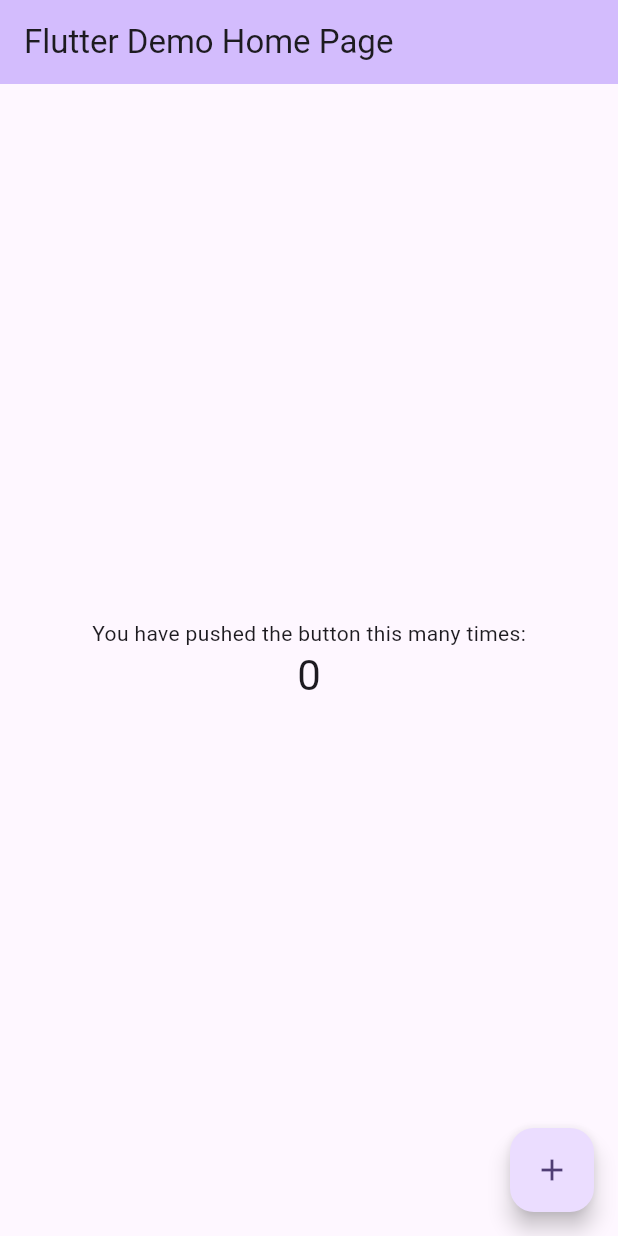
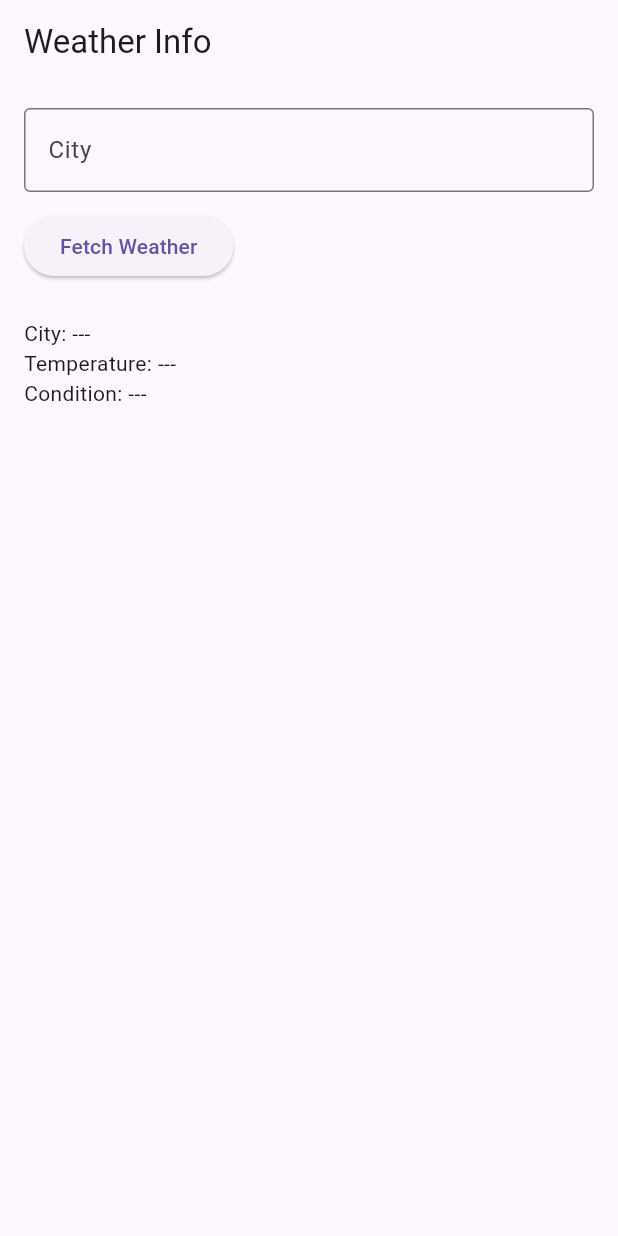
Before and after one commit to harshprogramming/weather_info_app, a Flutter app: the screen it shows after launch, on a phone screen of 412 x 824 dp. Run offline on Flutter 3.47's test engine with Material 3 defaults, Android fonts, the phone set to English and light mode, and no system bars.

Commit message:
Basic UI with input field and button

```diff
--- a/lib/main.dart
+++ b/lib/main.dart
@@ -1,122 +1,71 @@
 import 'package:flutter/material.dart';
 
-void main() {
-  runApp(const MyApp());
-}
+void main() => runApp(const WeatherInfoApp());
 
-class MyApp extends StatelessWidget {
-  const MyApp({super.key});
+class WeatherInfoApp extends StatelessWidget {
+  const WeatherInfoApp({super.key});
 
-  // This widget is the root of your application.
   @override
   Widget build(BuildContext context) {
     return MaterialApp(
-      title: 'Flutter Demo',
-      theme: ThemeData(
-        // This is the theme of your application.
-        //
-        // TRY THIS: Try running your application with "flutter run". You'll see
-        // the application has a purple toolbar. Then, without quitting the app,
-        // try changing the seedColor in the colorScheme below to Colors.green
-        // and then invoke "hot reload" (save your changes or press the "hot
-        // reload" button in a Flutter-supported IDE, or press "r" if you used
-        // the command line to start the app).
-        //
-        // Notice that the counter didn't reset back to zero; the application
-        // state is not lost during the reload. To reset the state, use hot
-        // restart instead.
-        //
-        // This works for code too, not just values: Most code changes can be
-        // tested with just a hot reload.
-        colorScheme: ColorScheme.fromSeed(seedColor: Colors.deepPurple),
-      ),
-      home: const MyHomePage(title: 'Flutter Demo Home Page'),
+      title: 'Simple Weather App',
+      debugShowCheckedModeBanner: false,
+      home: const WeatherHome(),
     );
   }
 }
 
-class MyHomePage extends StatefulWidget {
-  const MyHomePage({super.key, required this.title});
-
-  // This widget is the home page of your application. It is stateful, meaning
-  // that it has a State object (defined below) that contains fields that affect
-  // how it looks.
-
-  // This class is the configuration for the state. It holds the values (in this
-  // case the title) provided by the parent (in this case the App widget) and
-  // used by the build method of the State. Fields in a Widget subclass are
-  // always marked "final".
-
-  final String title;
+class WeatherHome extends StatefulWidget {
+  const WeatherHome({super.key});
 
   @override
-  State<MyHomePage> createState() => _MyHomePageState();
+  State<WeatherHome> createState() => _WeatherHomeState();
 }
 
-class _MyHomePageState extends State<MyHomePage> {
-  int _counter = 0;
+class _WeatherHomeState extends State<WeatherHome> {
+  final TextEditingController _cityCtrl = TextEditingController();
 
-  void _incrementCounter() {
+  String city = "---";
+  String temperature = "---";
+  String condition = "---";
+
+  void _fetchWeather() {
     setState(() {
-      // This call to setState tells the Flutter framework that something has
-      // changed in this State, which causes it to rerun the build method below
-      // so that the display can reflect the updated values. If we changed
-      // _counter without calling setState(), then the build method would not be
-      // called again, and so nothing would appear to happen.
-      _counter++;
+      city = _cityCtrl.text;
+      temperature = "Temperature Placeholder";
+      condition = "Condition Placeholder";
     });
   }
 
   @override
   Widget build(BuildContext context) {
-    // This method is rerun every time setState is called, for instance as done
-    // by the _incrementCounter method above.
-    //
-    // The Flutter framework has been optimized to make rerunning build methods
-    // fast, so that you can just rebuild anything that needs updating rather
-    // than having to individually change instances of widgets.
     return Scaffold(
-      appBar: AppBar(
-        // TRY THIS: Try changing the color here to a specific color (to
-        // Colors.amber, perhaps?) and trigger a hot reload to see the AppBar
-        // change color while the other colors stay the same.
-        backgroundColor: Theme.of(context).colorScheme.inversePrimary,
-        // Here we take the value from the MyHomePage object that was created by
-        // the App.build method, and use it to set our appbar title.
-        title: Text(widget.title),
-      ),
-      body: Center(
-        // Center is a layout widget. It takes a single child and positions it
-        // in the middle of the parent.
+      appBar: AppBar(title: const Text("Weather Info")),
+      body: Padding(
+        padding: const EdgeInsets.all(16),
         child: Column(
-          // Column is also a layout widget. It takes a list of children and
-          // arranges them vertically. By default, it sizes itself to fit its
-          // children horizontally, and tries to be as tall as its parent.
-          //
-          // Column has various properties to control how it sizes itself and
-          // how it positions its children. Here we use mainAxisAlignment to
-          // center the children vertically; the main axis here is the vertical
-          // axis because Columns are vertical (the cross axis would be
-          // horizontal).
-          //
-          // TRY THIS: Invoke "debug painting" (choose the "Toggle Debug Paint"
-          // action in the IDE, or press "p" in the console), to see the
-          // wireframe for each widget.
-          mainAxisAlignment: MainAxisAlignment.center,
-          children: <Widget>[
-            const Text('You have pushed the button this many times:'),
-            Text(
-              '$_counter',
-              style: Theme.of(context).textTheme.headlineMedium,
+          crossAxisAlignment: CrossAxisAlignment.start,
+          children: [
+            TextField(
+              controller: _cityCtrl,
+              decoration: const InputDecoration(
+                labelText: "City",
+                hintText: "Enter a city name",
+                border: OutlineInputBorder(),
+              ),
             ),
+            const SizedBox(height: 12),
+            ElevatedButton(
+              onPressed: _fetchWeather,
+              child: const Text("Fetch Weather"),
+            ),
+            const SizedBox(height: 24),
+            Text("City: $city"),
+            Text("Temperature: $temperature"),
+            Text("Condition: $condition"),
           ],
         ),
       ),
-      floatingActionButton: FloatingActionButton(
-        onPressed: _incrementCounter,
-        tooltip: 'Increment',
-        child: const Icon(Icons.add),
-      ), // This trailing comma makes auto-formatting nicer for build methods.
     );
   }
 }
```
